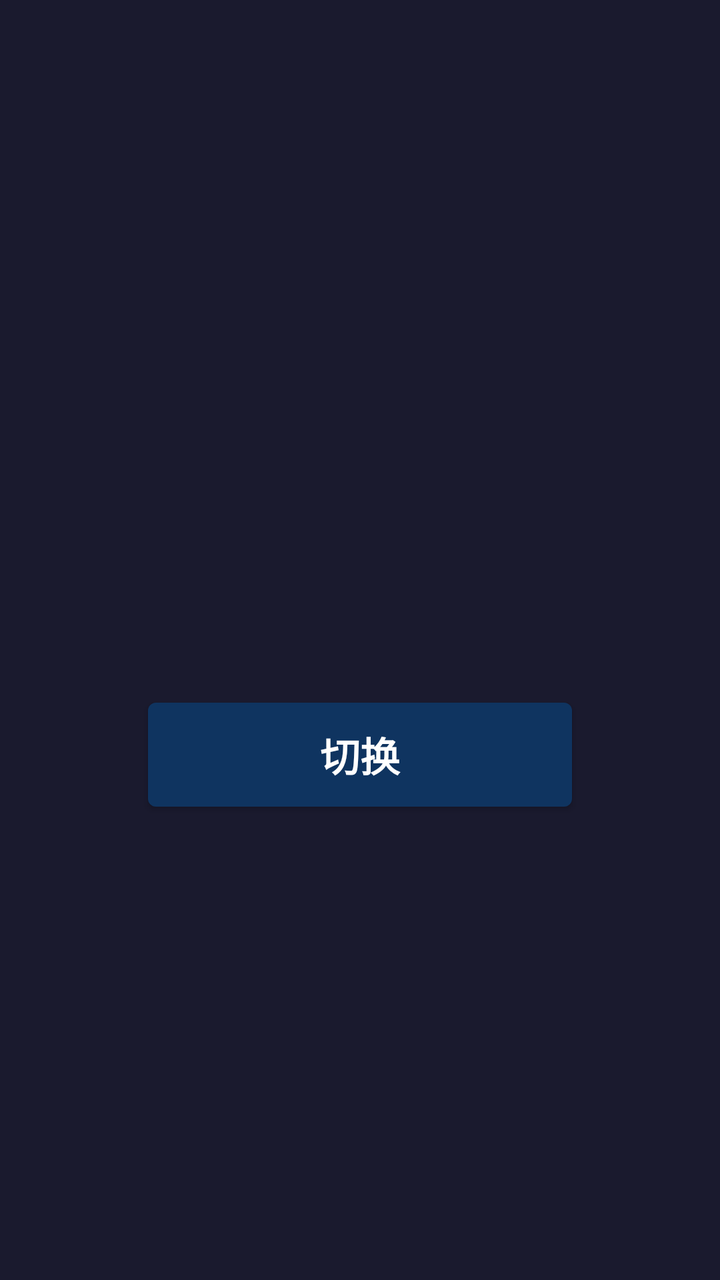
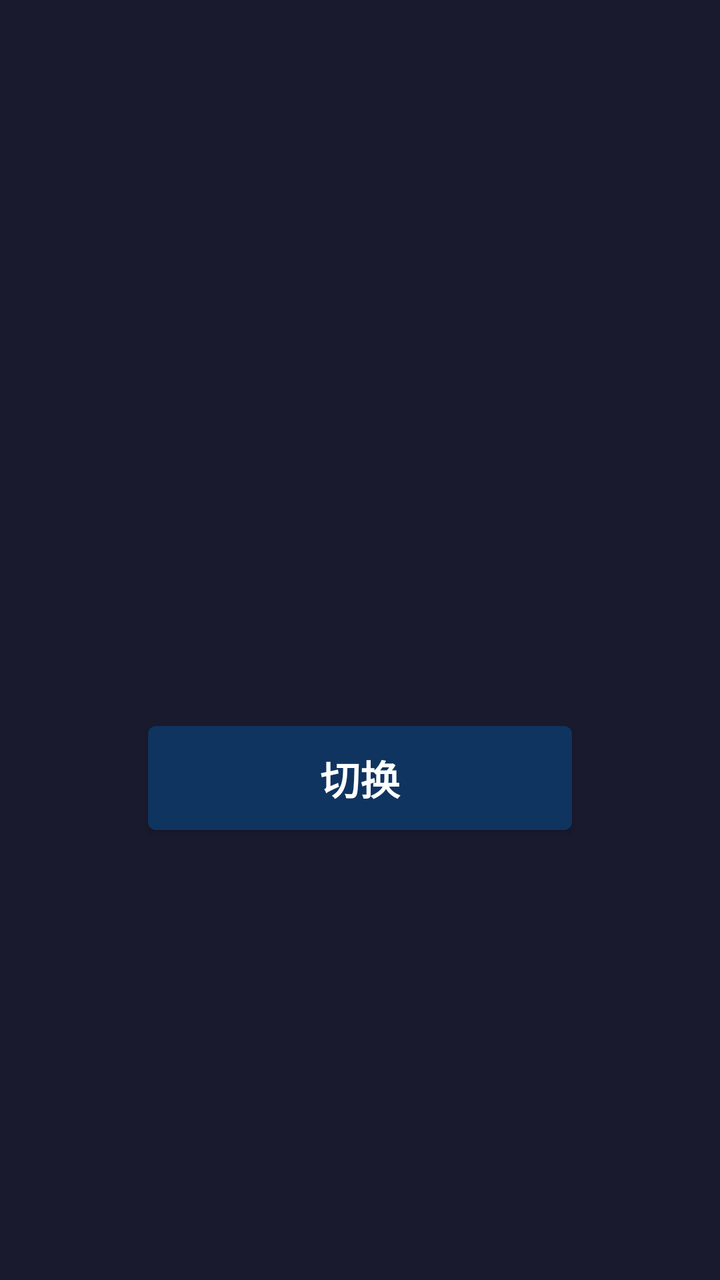

Before-and-after screenshots of an Android layout around one commit, followed by the original layout XML and the change that was made.
<!-- AndroidManifest.xml: application theme android:Theme.DeviceDefault -->
<!-- res/layout/activity_main.xml -->
<?xml version="1.0" encoding="utf-8"?>
<LinearLayout xmlns:android="http://schemas.android.com/apk/res/android"
    android:layout_width="match_parent"
    android:layout_height="match_parent"
    android:gravity="center"
    android:orientation="vertical"
    android:background="#1A1A2E"
    android:padding="32dp">

    <TextView
        android:id="@+id/statusText"
        android:layout_width="wrap_content"
        android:layout_height="wrap_content"
        android:textSize="28sp"
        android:textStyle="bold"
        android:layout_marginBottom="8dp" />

    <TextView
        android:id="@+id/limitText"
        android:layout_width="wrap_content"
        android:layout_height="wrap_content"
        android:textSize="16sp"
        android:textColor="#AAAAAAAA"
        android:layout_marginBottom="48dp" />

    <Button
        android:id="@+id/toggleBtn"
        android:layout_width="220dp"
        android:layout_height="64dp"
        android:text="切换"
        android:textSize="20sp"
        android:textStyle="bold"
        android:backgroundTint="#0F3460"
        android:textColor="#FFFFFF" />

</LinearLayout>
<!-- resources referenced by this layout -->
<resources>

</resources>

<!-- the commit's change to res/layout/activity_main.xml (unified diff, before → after) -->
@@ -13,6 +13,14 @@
         android:layout_height="wrap_content"
         android:textSize="28sp"
         android:textStyle="bold"
+        android:layout_marginBottom="4dp" />
+
+    <TextView
+        android:id="@+id/guardText"
+        android:layout_width="wrap_content"
+        android:layout_height="wrap_content"
+        android:textSize="14sp"
+        android:textColor="#AAAAAAAA"
         android:layout_marginBottom="8dp" />
 
     <TextView
